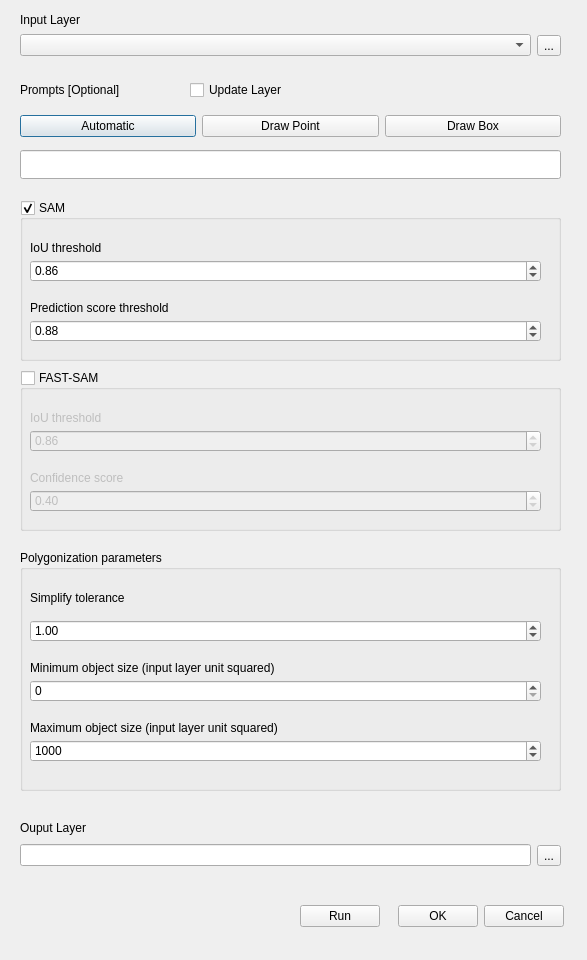
Qt form seg2shp_dialog_base.ui (gdslab/segment-agricultural-parcel) before a commit.
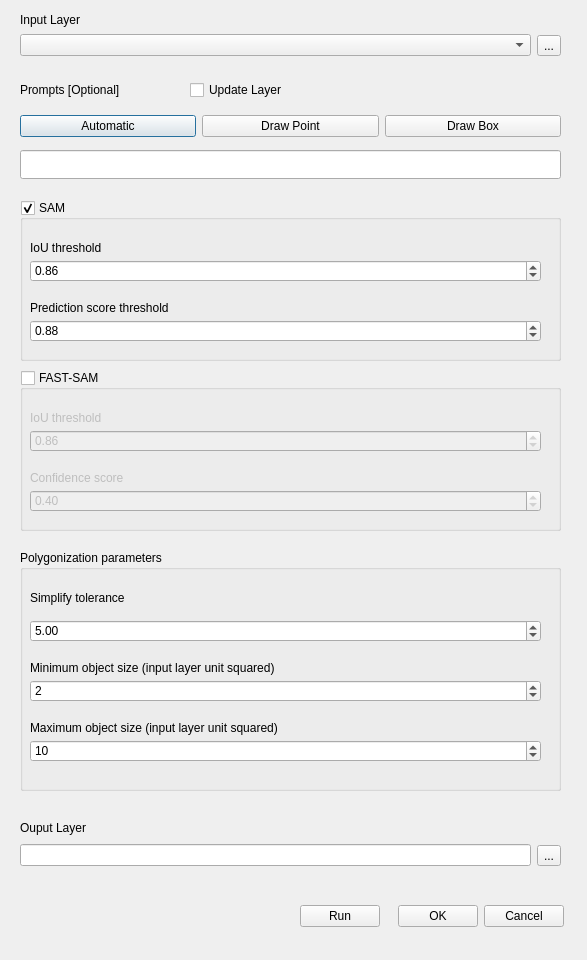
The same form after that commit. Custom widgets are drawn as their Qt base class.

Diff of the .ui file:
```diff
--- a/seg2shp_dialog_base.ui
+++ b/seg2shp_dialog_base.ui
@@ -357,7 +357,7 @@
      </rect>
     </property>
     <property name="value">
-     <double>1.000000000000000</double>
+     <double>5.000000000000000</double>
     </property>
    </widget>
    <widget class="QSpinBox" name="spinBox_minimum_object_size">
@@ -376,7 +376,7 @@
      <number>1</number>
     </property>
     <property name="value">
-     <number>0</number>
+     <number>2</number>
     </property>
    </widget>
    <widget class="QLabel" name="label_6">
@@ -424,7 +424,7 @@
      <number>1</number>
     </property>
     <property name="value">
-     <number>1000</number>
+     <number>10</number>
     </property>
    </widget>
   </widget>
```
